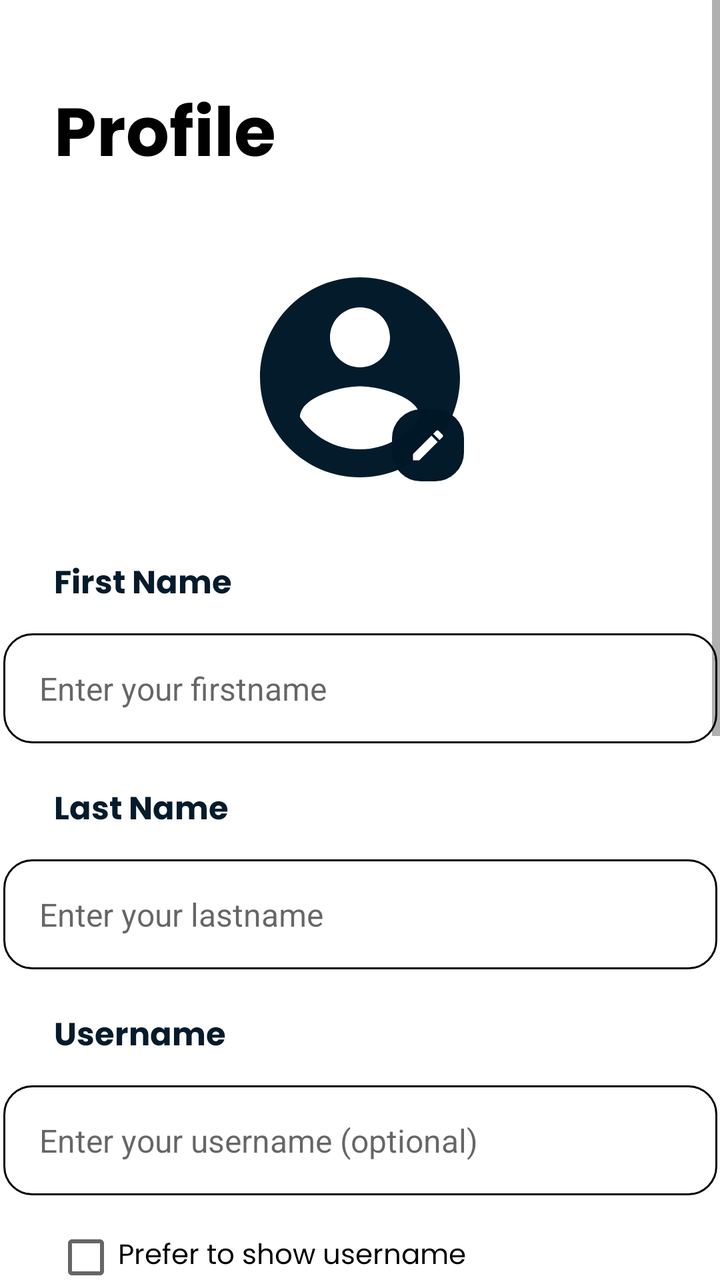
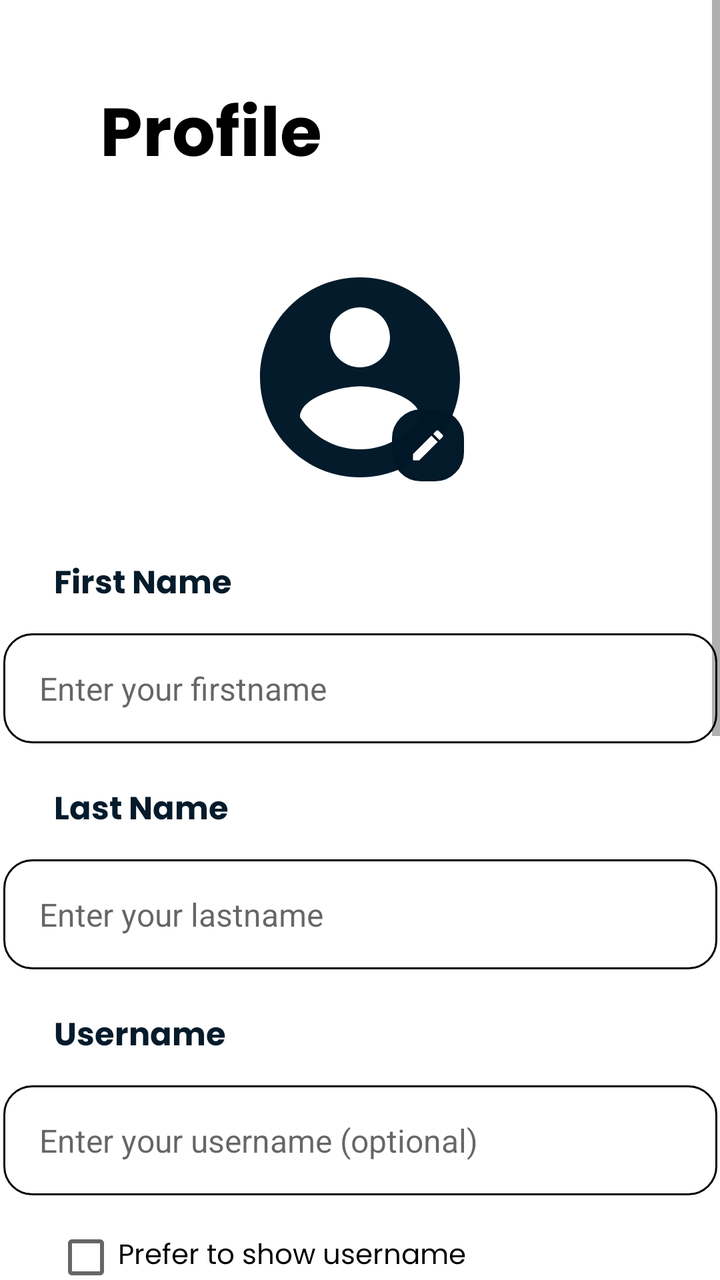

Compare the two renders of this Android layout. The source of the first and the diff that turns it into the second are given below.
<!-- AndroidManifest.xml: application theme Theme.Nearmate -->
<!-- res/layout/fragment_profile.xml -->
<?xml version="1.0" encoding="utf-8"?>
<androidx.constraintlayout.widget.ConstraintLayout xmlns:android="http://schemas.android.com/apk/res/android"
    xmlns:app="http://schemas.android.com/apk/res-auto"
    xmlns:tools="http://schemas.android.com/tools"
    android:layout_width="match_parent"
    android:layout_height="match_parent"
    android:background="@color/white">

    <ScrollView
        android:layout_width="match_parent"
        android:layout_height="match_parent"
        app:layout_constraintBottom_toBottomOf="parent"
        app:layout_constraintEnd_toEndOf="parent"
        app:layout_constraintStart_toStartOf="parent"
        app:layout_constraintTop_toTopOf="parent">

        <androidx.constraintlayout.widget.ConstraintLayout
            android:layout_width="match_parent"
            android:layout_height="wrap_content"
            android:paddingBottom="100dp">

            <TextView
                android:id="@+id/profileTitle"
                android:layout_width="wrap_content"
                android:layout_height="wrap_content"
                android:layout_marginStart="27dp"
                android:layout_marginTop="40dp"
                android:fontFamily="@font/poppins_bold"
                android:text="@string/profile"
                android:textColor="@color/black"
                android:textSize="34sp"
                app:layout_constraintStart_toStartOf="parent"
                app:layout_constraintTop_toTopOf="parent" />

            <ImageView
                android:id="@+id/profilePhoto"
                android:layout_width="120dp"
                android:layout_height="120dp"
                android:layout_marginTop="30dp"
                android:contentDescription="@string/profile_photo"
                android:scaleType="centerCrop"
                android:background="@drawable/circle_background"
                android:clipToOutline="true"
                app:layout_constraintEnd_toEndOf="parent"
                app:layout_constraintStart_toStartOf="parent"
                app:layout_constraintTop_toBottomOf="@+id/profileTitle"
                app:srcCompat="@drawable/baseline_account_circle_24" />

            <ImageButton
                android:id="@+id/editPhotoButton"
                android:layout_width="36dp"
                android:layout_height="36dp"
                android:layout_marginEnd="8dp"
                android:layout_marginBottom="8dp"
                android:background="@drawable/rounded_corner"
                android:backgroundTint="@color/colorPrimary"
                android:contentDescription="@string/edit_photo"
                android:padding="8dp"
                android:scaleType="fitCenter"
                app:layout_constraintBottom_toBottomOf="@+id/profilePhoto"
                app:layout_constraintEnd_toEndOf="@+id/profilePhoto"
                app:srcCompat="@drawable/ic_edit" />

            <TextView
                android:id="@+id/firstNameTv"
                android:layout_width="wrap_content"
                android:layout_height="wrap_content"
                android:layout_marginStart="27dp"
                android:layout_marginTop="30dp"
                android:fontFamily="@font/poppins_bold"
                android:text="@string/first_name"
                android:textColor="@color/colorPrimary"
                android:textSize="16sp"
                app:layout_constraintStart_toStartOf="parent"
                app:layout_constraintTop_toBottomOf="@+id/profilePhoto" />

            <EditText
                android:id="@+id/firstNameInput"
                android:layout_width="357dp"
                android:layout_height="55dp"
                android:layout_marginStart="27dp"
                android:layout_marginTop="10dp"
                android:layout_marginEnd="27dp"
                android:background="@drawable/rounded_corner"
                android:hint="@string/enter_your_firstname"
                android:inputType="text"
                android:paddingLeft="18dp"
                android:textAllCaps="false"
                android:textSize="16sp"
                app:layout_constraintEnd_toEndOf="parent"
                app:layout_constraintStart_toStartOf="parent"
                app:layout_constraintTop_toBottomOf="@+id/firstNameTv" />

            <TextView
                android:id="@+id/lastNameTv"
                android:layout_width="wrap_content"
                android:layout_height="wrap_content"
                android:layout_marginStart="27dp"
                android:layout_marginTop="20dp"
                android:fontFamily="@font/poppins_bold"
                android:text="@string/last_name"
                android:textColor="@color/colorPrimary"
                android:textSize="16sp"
                app:layout_constraintStart_toStartOf="parent"
                app:layout_constraintTop_toBottomOf="@+id/firstNameInput" />

            <EditText
                android:id="@+id/lastNameInput"
                android:layout_width="357dp"
                android:layout_height="55dp"
                android:layout_marginStart="27dp"
                android:layout_marginTop="10dp"
                android:layout_marginEnd="27dp"
                android:background="@drawable/rounded_corner"
                android:hint="@string/enter_your_lastname"
                android:inputType="text"
                android:paddingLeft="18dp"
                android:textSize="16sp"
                app:layout_constraintEnd_toEndOf="parent"
                app:layout_constraintStart_toStartOf="parent"
                app:layout_constraintTop_toBottomOf="@+id/lastNameTv" />

            <TextView
                android:id="@+id/usernameTv"
                android:layout_width="wrap_content"
                android:layout_height="wrap_content"
                android:layout_marginStart="27dp"
                android:layout_marginTop="20dp"
                android:fontFamily="@font/poppins_bold"
                android:text="@string/username"
                android:textColor="@color/colorPrimary"
                android:textSize="16sp"
                app:layout_constraintStart_toStartOf="parent"
                app:layout_constraintTop_toBottomOf="@+id/lastNameInput" />

            <EditText
                android:id="@+id/usernameInput"
                android:layout_width="357dp"
                android:layout_height="55dp"
                android:layout_marginStart="27dp"
                android:layout_marginTop="10dp"
                android:layout_marginEnd="27dp"
                android:background="@drawable/rounded_corner"
                android:hint="@string/enter_your_username"
                android:inputType="text"
                android:paddingLeft="18dp"
                android:textSize="16sp"
                app:layout_constraintEnd_toEndOf="parent"
                app:layout_constraintStart_toStartOf="parent"
                app:layout_constraintTop_toBottomOf="@+id/usernameTv" />

            <CheckBox
                android:id="@+id/preferUsernameCheckbox"
                android:layout_width="wrap_content"
                android:layout_height="wrap_content"
                android:layout_marginStart="27dp"
                android:layout_marginTop="15dp"
                android:fontFamily="@font/poppins"
                android:text="@string/prefer_to_show_username"
                android:textColor="@color/black"
                android:textSize="14sp"
                app:layout_constraintStart_toStartOf="parent"
                app:layout_constraintTop_toBottomOf="@+id/usernameInput" />

            <TextView
                android:id="@+id/statusTv"
                android:layout_width="wrap_content"
                android:layout_height="wrap_content"
                android:layout_marginStart="27dp"
                android:layout_marginTop="20dp"
                android:fontFamily="@font/poppins_bold"
                android:text="@string/status"
                android:textColor="@color/colorPrimary"
                android:textSize="16sp"
                app:layout_constraintStart_toStartOf="parent"
                app:layout_constraintTop_toBottomOf="@+id/preferUsernameCheckbox" />

            <Spinner
                android:id="@+id/statusSpinner"
                android:layout_width="357dp"
                android:layout_height="55dp"
                android:layout_marginStart="27dp"
                android:layout_marginTop="10dp"
                android:layout_marginEnd="27dp"
                android:background="@drawable/spinner_background"
                android:paddingLeft="18dp"
                android:paddingRight="50dp"
                app:layout_constraintEnd_toEndOf="parent"
                app:layout_constraintStart_toStartOf="parent"
                app:layout_constraintTop_toBottomOf="@+id/statusTv" />

            <TextView
                android:id="@+id/presenceTv"
                android:layout_width="wrap_content"
                android:layout_height="wrap_content"
                android:layout_marginStart="27dp"
                android:layout_marginTop="20dp"
                android:fontFamily="@font/poppins_bold"
                android:text="@string/presence"
                android:textColor="@color/colorPrimary"
                android:textSize="16sp"
                app:layout_constraintStart_toStartOf="parent"
                app:layout_constraintTop_toBottomOf="@+id/statusSpinner" />

            <LinearLayout
                android:id="@+id/presenceToggleContainer"
                android:layout_width="357dp"
                android:layout_height="wrap_content"
                android:layout_marginStart="27dp"
                android:layout_marginTop="10dp"
                android:layout_marginEnd="27dp"
                android:orientation="horizontal"
                android:gravity="center_vertical"
                app:layout_constraintEnd_toEndOf="parent"
                app:layout_constraintStart_toStartOf="parent"
                app:layout_constraintTop_toBottomOf="@+id/presenceTv">

                <TextView
                    android:id="@+id/presenceToggleLabel"
                    android:layout_width="0dp"
                    android:layout_height="wrap_content"
                    android:layout_weight="1"
                    android:fontFamily="@font/poppins"
                    android:text="@string/offline"
                    android:textColor="@color/black"
                    android:textSize="16sp" />

                <Switch
                    android:id="@+id/presenceToggle"
                    android:layout_width="wrap_content"
                    android:layout_height="wrap_content"
                    android:thumbTint="@color/white"
                    android:trackTint="@color/colorPrimary" />

            </LinearLayout>

            <FrameLayout
                android:id="@+id/saveButtonContainer"
                android:layout_width="357dp"
                android:layout_height="55dp"
                android:layout_marginStart="27dp"
                android:layout_marginTop="40dp"
                android:layout_marginEnd="27dp"
                app:layout_constraintEnd_toEndOf="parent"
                app:layout_constraintStart_toStartOf="parent"
                app:layout_constraintTop_toBottomOf="@+id/presenceToggleContainer">

                <Button
                    android:id="@+id/saveButton"
                    android:layout_width="match_parent"
                    android:layout_height="match_parent"
                    android:background="@drawable/rounded_corner"
                    android:backgroundTint="@color/colorPrimary"
                    android:fontFamily="@font/poppins_bold"
                    android:text="@string/save"
                    android:textColor="@color/white"
                    android:textSize="16sp"
                    android:textAllCaps="false" />

                <ProgressBar
                    android:id="@+id/saveProgressBar"
                    style="?android:attr/progressBarStyleSmall"
                    android:layout_width="30dp"
                    android:layout_height="30dp"
                    android:visibility="gone"
                    android:indeterminate="true"
                    android:layout_gravity="center"
                    android:indeterminateTint="@color/white"
                    android:indeterminateTintMode="src_in" />

            </FrameLayout>

            <Button
                android:id="@+id/logoutButton"
                android:layout_width="357dp"
                android:layout_height="55dp"
                android:layout_marginStart="27dp"
                android:layout_marginTop="20dp"
                android:layout_marginEnd="27dp"
                android:background="@drawable/rounded_corner"
                android:backgroundTint="@android:color/transparent"
                android:fontFamily="@font/poppins_bold"
                android:text="@string/logout"
                android:textColor="@color/colorPrimary"
                android:textSize="16sp"
                android:textAllCaps="false"
                app:layout_constraintEnd_toEndOf="parent"
                app:layout_constraintStart_toStartOf="parent"
                app:layout_constraintTop_toBottomOf="@+id/saveButtonContainer" />

        </androidx.constraintlayout.widget.ConstraintLayout>
    </ScrollView>

</androidx.constraintlayout.widget.ConstraintLayout>
<!-- resources referenced by this layout -->
<resources>
  <color name="black">#FF000000</color>
  <color name="colorPrimary">#FC011828</color>
  <color name="white">#FFFFFFFF</color>
  <!-- drawable baseline_account_circle_24 (drawable) -->
  <vector xmlns:android="http://schemas.android.com/apk/res/android" android:height="135dp" android:tint="@color/colorPrimary" android:viewportHeight="24" android:viewportWidth="24" android:width="135dp">
        
      <path android:fillColor="@android:color/white" android:pathData="M12,2C6.48,2 2,6.48 2,12s4.48,10 10,10 10,-4.48 10,-10S17.52,2 12,2zM12,5c1.66,0 3,1.34 3,3s-1.34,3 -3,3 -3,-1.34 -3,-3 1.34,-3 3,-3zM12,19.2c-2.5,0 -4.71,-1.28 -6,-3.22 0.03,-1.99 4,-3.08 6,-3.08 1.99,0 5.97,1.09 6,3.08 -1.29,1.94 -3.5,3.22 -6,3.22z"/>
      
  </vector>
  <!-- drawable circle_background (drawable) -->
  <?xml version="1.0" encoding="utf-8"?>
  <shape xmlns:android="http://schemas.android.com/apk/res/android"
      android:shape="oval">
      <solid android:color="@android:color/transparent" />
  </shape>
  <!-- drawable ic_edit (drawable) -->
  <vector xmlns:android="http://schemas.android.com/apk/res/android"
      android:width="24dp"
      android:height="24dp"
      android:viewportWidth="24"
      android:viewportHeight="24"
      android:tint="@color/white">
      <path
          android:fillColor="@android:color/white"
          android:pathData="M3,17.25V21h3.75L17.81,9.94l-3.75,-3.75L3,17.25zM20.71,7.04c0.39,-0.39 0.39,-1.02 0,-1.41l-2.34,-2.34c-0.39,-0.39 -1.02,-0.39 -1.41,0l-1.83,1.83 3.75,3.75 1.83,-1.83z"/>
  </vector>
  <!-- drawable rounded_corner (drawable) -->
  <?xml version="1.0" encoding="utf-8"?>
  <shape xmlns:android="http://schemas.android.com/apk/res/android" android:shape="rectangle">
      <corners android:radius="14dp" />
      <stroke android:width="1dp" android:color="@color/black"/>
  </shape>
  <!-- drawable spinner_background (drawable) -->
  <?xml version="1.0" encoding="utf-8"?>
  <layer-list xmlns:android="http://schemas.android.com/apk/res/android">
      <item>
          <shape android:shape="rectangle">
              <corners android:radius="14dp" />
              <stroke android:width="1dp" android:color="@color/black"/>
          </shape>
      </item>
      <item
          android:drawable="@drawable/ic_arrow_dropdown"
          android:gravity="end|center_vertical"
          android:width="24dp"
          android:height="24dp"
          android:right="18dp" />
  </layer-list>
  <string name="edit_photo">Edit Photo</string>
  <string name="enter_your_firstname">Enter your firstname</string>
  <string name="enter_your_lastname">Enter your lastname</string>
  <string name="enter_your_username">Enter your username (optional)</string>
  <string name="first_name">First Name</string>
  <string name="last_name">Last Name</string>
  <string name="logout">Logout</string>
  <string name="offline">Offline</string>
  <string name="prefer_to_show_username">Prefer to show username</string>
  <string name="presence">Presence</string>
  <string name="profile">Profile</string>
  <string name="profile_photo">Profile Photo</string>
  <string name="save">Save</string>
  <string name="status">Status</string>
  <string name="username">Username</string>
  <style name="Theme.Nearmate" parent="Base.Theme.Nearmate" />
  <!-- drawable ic_arrow_dropdown (drawable) -->
  <vector xmlns:android="http://schemas.android.com/apk/res/android"
      android:width="24dp"
      android:height="24dp"
      android:viewportWidth="24"
      android:viewportHeight="24"
      android:tint="@color/black">
      <path
          android:fillColor="@android:color/white"
          android:pathData="M7,10l5,5 5,-5z"/>
  </vector>
  <style name="Base.Theme.Nearmate" parent="Theme.AppCompat.Light.NoActionBar">
          
          
      </style>
</resources>

<!-- the commit's change to res/layout/fragment_profile.xml (unified diff, before → after) -->
@@ -23,7 +23,7 @@
                 android:id="@+id/profileTitle"
                 android:layout_width="wrap_content"
                 android:layout_height="wrap_content"
-                android:layout_marginStart="27dp"
+                android:layout_marginStart="50dp"
                 android:layout_marginTop="40dp"
                 android:fontFamily="@font/poppins_bold"
                 android:text="@string/profile"
@@ -229,8 +229,10 @@
                     android:id="@+id/presenceToggle"
                     android:layout_width="wrap_content"
                     android:layout_height="wrap_content"
-                    android:thumbTint="@color/white"
-                    android:trackTint="@color/colorPrimary" />
+                    android:thumbTint="@color/switch_thumb_color"
+                    android:trackTint="@color/switch_track_color"
+                    app:trackTint="@color/switch_track_color"
+                    app:thumbTint="@color/switch_thumb_color" />
 
             </LinearLayout>
 
